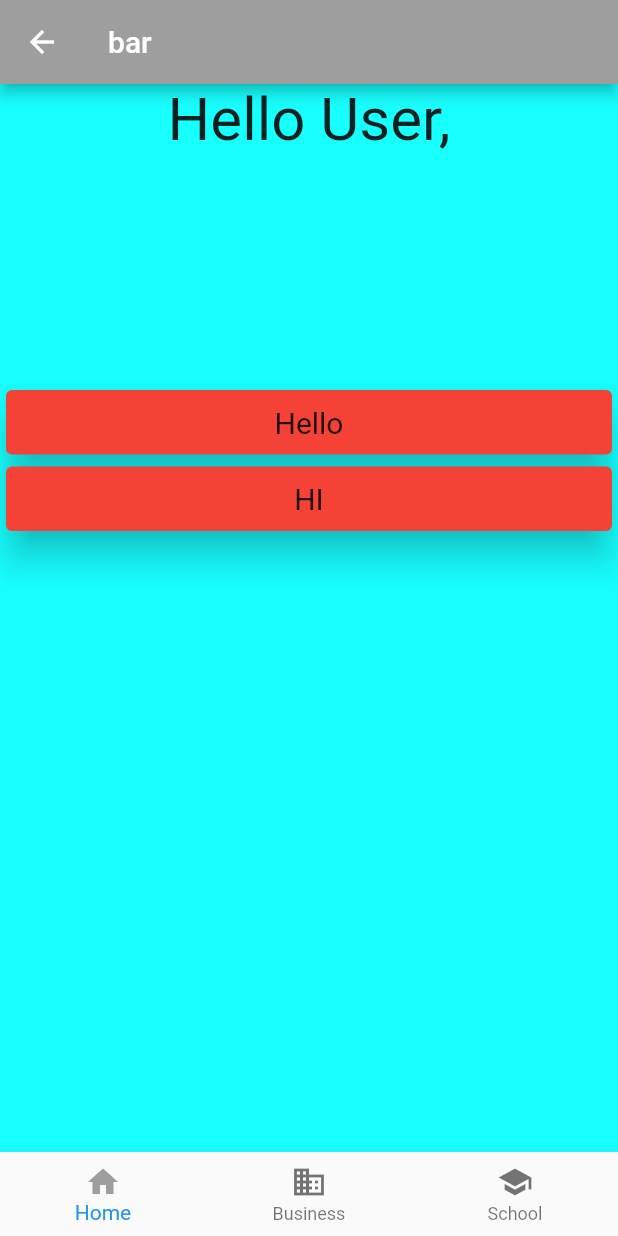
After one commit to darshannere/Investment-tracking-app, a Flutter app: the Home screen opened by its route, on a phone screen of 412 x 824 dp. The commit adds this screen. Run offline on Flutter 3.47's test engine with Material 2 defaults, Android fonts, the phone set to English and light mode, and no system bars.

```diff
--- a/project/lib/Login/inputwrapper.dart
+++ b/project/lib/Login/inputwrapper.dart
@@ -1,4 +1,5 @@
 import 'package:flutter/material.dart';
+import 'package:project/home.dart';
 
 import 'button.dart';
 
@@ -29,7 +30,13 @@ class InputWrapper extends StatelessWidget {
           SizedBox(
             height: 40,
           ),
-          Button()
+          Button(),
+          TextButton(
+            onPressed: () {
+              Navigator.pushNamed(context, '/home');
+            },
+            child: Text('Home'),
+          )
         ],
       ),
     );
--- /dev/null
+++ b/project/lib/calculator.dart
@@ -0,0 +1 @@
+import 'package:flutter/material.dart';
--- /dev/null
+++ b/project/lib/home.dart
@@ -0,0 +1,93 @@
+import 'package:flutter/material.dart';
+
+class Home extends StatefulWidget {
+  const Home({Key? key}) : super(key: key);
+
+  @override
+  _HomeState createState() => _HomeState();
+}
+
+class _HomeState extends State<Home> {
+  @override
+  Widget build(BuildContext context) {
+    return Scaffold(
+      backgroundColor: Colors.grey[200],
+      appBar: AppBar(
+        title: Text('bar'),
+        backgroundColor: Colors.grey,
+      ),
+      body: Container(
+        color: Colors.cyanAccent,
+        child: ListView(children: [
+          Container(
+            height: 200,
+            child: Text(
+              'Hello User,',
+              textAlign: TextAlign.center,
+              style: TextStyle(fontSize: 40),
+            ),
+          ),
+          GestureDetector(
+            onTap: () {
+              print('çlicked');
+            },
+            child: Card(
+              elevation: 10,
+              color: Colors.red,
+              child: Padding(
+                padding:
+                    const EdgeInsets.symmetric(vertical: 10, horizontal: 8),
+                child: Text(
+                  'Hello',
+                  textAlign: TextAlign.center,
+                  style: TextStyle(
+                    fontSize: 20,
+                  ),
+                ),
+              ),
+            ),
+          ),
+          GestureDetector(
+            onTap: () {
+              print('çlicked');
+            },
+            child: Card(
+              elevation: 10,
+              color: Colors.red,
+              child: Padding(
+                padding:
+                    const EdgeInsets.symmetric(vertical: 10, horizontal: 8),
+                child: Text(
+                  'HI',
+                  textAlign: TextAlign.center,
+                  style: TextStyle(
+                    fontSize: 20,
+                  ),
+                ),
+              ),
+            ),
+          ),
+        ]),
+      ),
+      bottomNavigationBar: BottomNavigationBar(
+        items: const <BottomNavigationBarItem>[
+          BottomNavigationBarItem(
+            icon: Icon(
+              Icons.home,
+              color: Colors.grey,
+            ),
+            label: 'Home',
+          ),
+          BottomNavigationBarItem(
+            icon: Icon(Icons.business),
+            label: 'Business',
+          ),
+          BottomNavigationBarItem(
+            icon: Icon(Icons.school),
+            label: 'School',
+          ),
+        ],
+      ),
+    );
+  }
+}
--- a/project/lib/main.dart
+++ b/project/lib/main.dart
@@ -1,7 +1,12 @@
 import 'package:flutter/material.dart';
 import 'Login/loginpage.dart';
+import 'home.dart';
 
 void main() => runApp(MaterialApp(
       debugShowCheckedModeBanner: false,
-      home: LoginPage(),
+      initialRoute: '/',
+      routes: {
+        '/': (context) => LoginPage(),
+        '/home': (context) => Home(),
+      },
     ));
```
Also changed, not shown: project/lib/services/process.dart (added).
